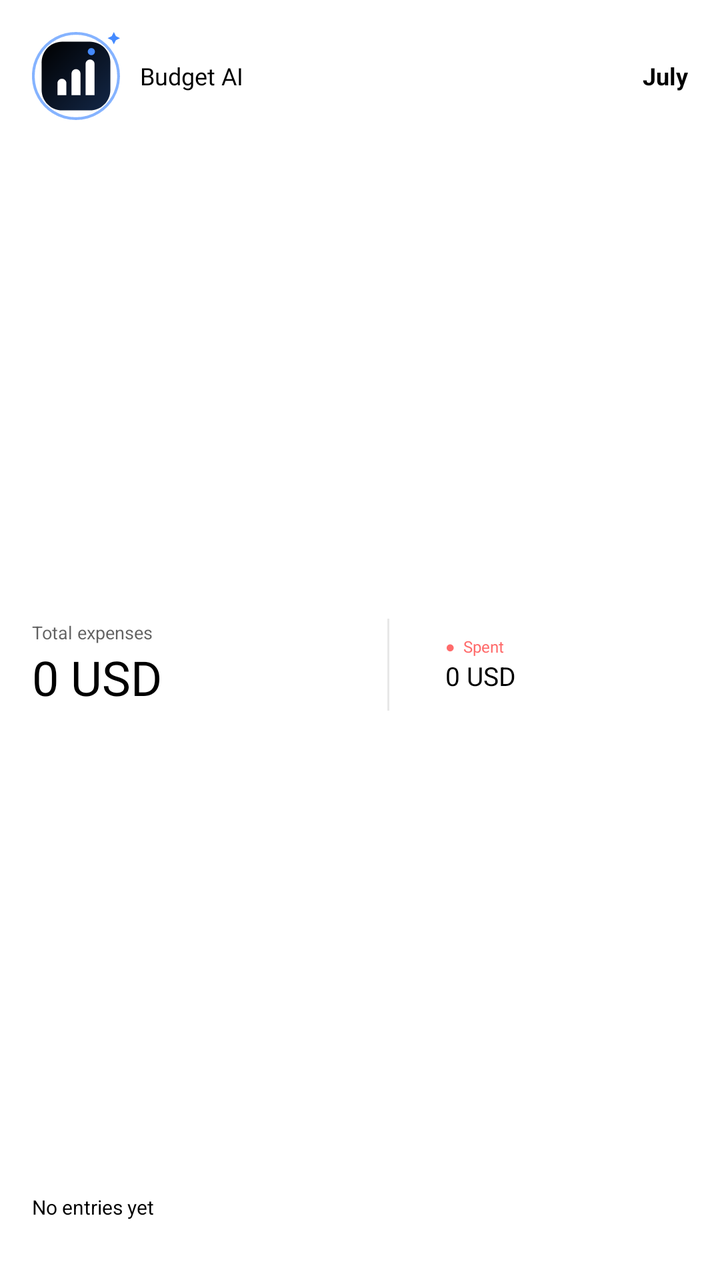
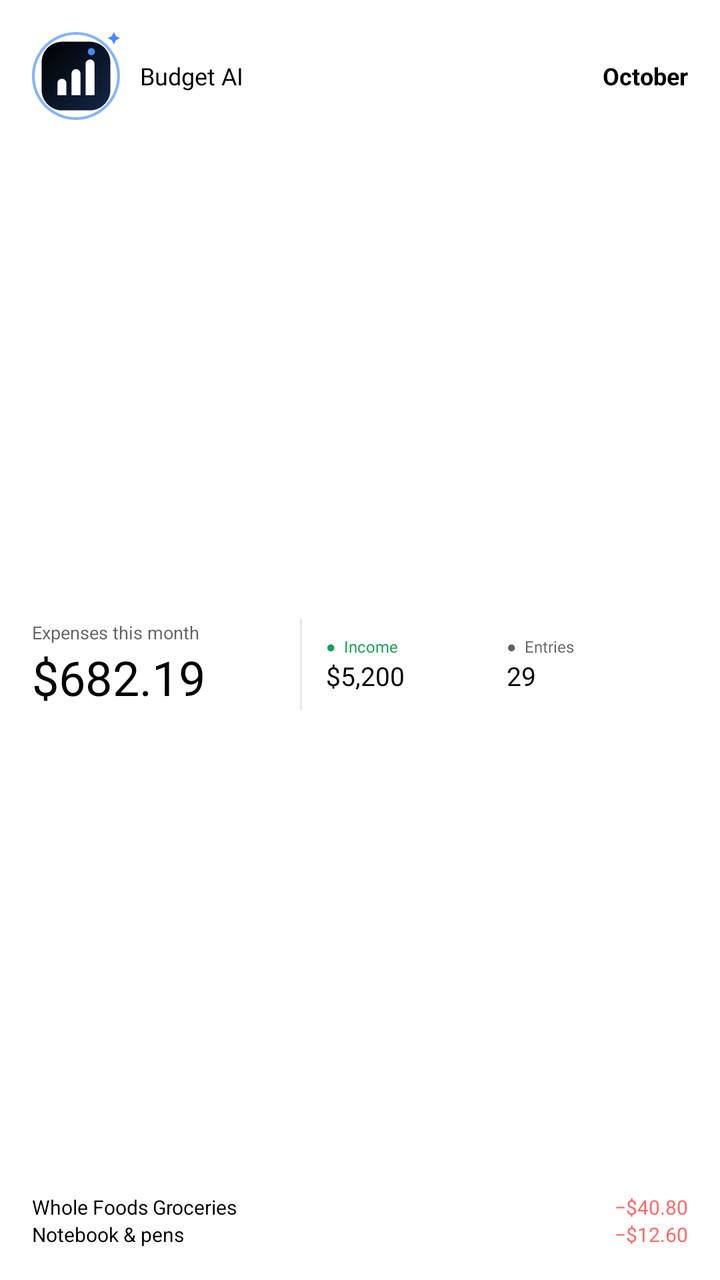

An Android layout rendered at two revisions. The XML below is the earlier revision; the diff shows what the commit changed to produce the second picture.
<!-- AndroidManifest.xml: fallback theme Theme.MaterialComponents.DayNight.NoActionBar -->
<!-- res/layout/budget_ai_widget.xml -->
<?xml version="1.0" encoding="utf-8"?>
<LinearLayout xmlns:android="http://schemas.android.com/apk/res/android"
    android:id="@+id/widget_root"
    android:layout_width="match_parent"
    android:layout_height="match_parent"
    android:background="@drawable/budget_widget_background"
    android:gravity="center_vertical"
    android:orientation="vertical"
    android:padding="16dp">

    <LinearLayout
        android:layout_width="match_parent"
        android:layout_height="wrap_content"
        android:gravity="center_vertical"
        android:orientation="horizontal">

        <ImageView
            android:layout_width="44dp"
            android:layout_height="44dp"
            android:contentDescription="@string/widget_logo_description"
            android:src="@drawable/ic_budget_mark" />

        <LinearLayout
            android:layout_width="0dp"
            android:layout_height="wrap_content"
            android:layout_marginStart="10dp"
            android:layout_weight="1"
            android:gravity="center_vertical"
            android:orientation="vertical">

            <TextView
                android:layout_width="wrap_content"
                android:layout_height="wrap_content"
                android:fontFamily="@font/boldonse"
                android:text="Budget AI"
                android:textColor="@color/widget_primary"
                android:textSize="12sp" />
        </LinearLayout>

        <TextView
            android:id="@+id/widget_month"
            android:layout_width="wrap_content"
            android:layout_height="wrap_content"
            android:fontFamily="sans-serif"
            android:text="July"
            android:textColor="@color/widget_primary"
            android:textSize="12sp"
            android:textStyle="bold" />
    </LinearLayout>

    <LinearLayout
        android:layout_width="match_parent"
        android:layout_height="0dp"
        android:layout_marginTop="8dp"
        android:layout_weight="1"
        android:gravity="center_vertical"
        android:orientation="horizontal">

        <LinearLayout
            android:layout_width="0dp"
            android:layout_height="wrap_content"
            android:layout_weight="1.35"
            android:orientation="vertical">

            <TextView
                android:layout_width="wrap_content"
                android:layout_height="wrap_content"
                android:fontFamily="sans-serif"
                android:text="Total expenses"
                android:textColor="@color/widget_secondary"
                android:textSize="9sp" />

            <TextView
                android:id="@+id/widget_balance"
                android:layout_width="match_parent"
                android:layout_height="wrap_content"
                android:ellipsize="end"
                android:fontFamily="@font/boldonse"
                android:maxLines="1"
                android:text="0 USD"
                android:textColor="@color/widget_primary"
                android:textSize="24sp" />
        </LinearLayout>

        <TextView
            android:layout_width="1dp"
            android:layout_height="46dp"
            android:layout_marginStart="14dp"
            android:layout_marginEnd="14dp"
            android:background="@color/widget_divider" />



        <LinearLayout
            android:layout_width="0dp"
            android:layout_height="wrap_content"
            android:layout_marginStart="14dp"
            android:layout_weight="1"
            android:orientation="vertical">

            <TextView
                android:layout_width="wrap_content"
                android:layout_height="wrap_content"
                android:fontFamily="sans-serif"
                android:text="●  Spent"
                android:textColor="#FFFF6B6B"
                android:textSize="8sp" />

            <TextView
                android:id="@+id/widget_expense"
                android:layout_width="match_parent"
                android:layout_height="wrap_content"
                android:ellipsize="end"
                android:fontFamily="sans-serif"
                android:maxLines="1"
                android:text="0 USD"
                android:textColor="@color/widget_primary"
                android:textSize="13sp" />
        </LinearLayout>
    </LinearLayout>

    <LinearLayout
        android:layout_width="match_parent"
        android:layout_height="wrap_content"
        android:orientation="vertical">

        <LinearLayout
            android:layout_width="match_parent"
            android:layout_height="wrap_content"
            android:gravity="center_vertical"
            android:orientation="horizontal">

            <TextView
                android:id="@+id/widget_latest"
                android:layout_width="0dp"
                android:layout_height="wrap_content"
                android:layout_weight="1"
                android:ellipsize="end"
                android:fontFamily="sans-serif"
                android:maxLines="1"
                android:text="No entries yet"
                android:textColor="@color/widget_primary"
                android:textSize="10sp" />

            <TextView
                android:id="@+id/widget_latest_amount"
                android:layout_width="wrap_content"
                android:layout_height="wrap_content"
                android:fontFamily="sans-serif"
                android:text=""
                android:textColor="#FFFF6B6B"
                android:textSize="10sp" />
        </LinearLayout>

        <LinearLayout
            android:id="@+id/widget_previous_row"
            android:layout_width="match_parent"
            android:layout_height="wrap_content"
            android:gravity="center_vertical"
            android:orientation="horizontal">

            <TextView
                android:id="@+id/widget_previous"
                android:layout_width="0dp"
                android:layout_height="wrap_content"
                android:layout_weight="1"
                android:ellipsize="end"
                android:fontFamily="sans-serif"
                android:maxLines="1"
                android:text=""
                android:textColor="@color/widget_primary"
                android:textSize="10sp" />

            <TextView
                android:id="@+id/widget_previous_amount"
                android:layout_width="wrap_content"
                android:layout_height="wrap_content"
                android:fontFamily="sans-serif"
                android:text=""
                android:textColor="#FFFF6B6B"
                android:textSize="10sp" />
        </LinearLayout>
    </LinearLayout>
</LinearLayout>
<!-- resources referenced by this layout -->
<resources>
  <color name="widget_divider">#17000000</color>
  <color name="widget_primary">#FF000000</color>
  <color name="widget_secondary">#9E000000</color>
  <!-- drawable budget_widget_background (drawable) -->
  <?xml version="1.0" encoding="utf-8"?>
  <shape xmlns:android="http://schemas.android.com/apk/res/android"
      android:shape="rectangle">
      <solid android:color="@color/widget_background" />
      <corners android:radius="24dp" />
  </shape>
  <!-- drawable ic_budget_mark (drawable) -->
  <?xml version="1.0" encoding="utf-8"?>
  <vector xmlns:android="http://schemas.android.com/apk/res/android"
      xmlns:aapt="http://schemas.android.com/aapt"
      android:width="64dp"
      android:height="64dp"
      android:viewportWidth="64"
      android:viewportHeight="64">
      <path
          android:fillColor="@android:color/transparent"
          android:pathData="M32,1 A31,31 0,1 1,31.9 1"
          android:strokeColor="@color/widget_accent_ring"
          android:strokeLineCap="round"
          android:strokeWidth="2" />
      <path android:pathData="M22,7 H42 C50.28,7 57,13.72 57,22 V42 C57,50.28 50.28,57 42,57 H22 C13.72,57 7,50.28 7,42 V22 C7,13.72 13.72,7 22,7 Z">
          <aapt:attr name="android:fillColor">
              <gradient
                  android:endColor="@color/widget_mark_end"
                  android:endX="57"
                  android:endY="57"
                  android:startColor="@color/widget_mark_start"
                  android:startX="7"
                  android:startY="7"
                  android:type="linear" />
          </aapt:attr>
      </path>
      <path
          android:fillColor="@color/widget_mark_bar"
          android:pathData="M18.52,45.98 V37.25 C18.52,35.46 19.97,34 21.76,34 C23.55,34 25.01,35.46 25.01,37.25 V45.98 Z" />
      <path
          android:fillColor="@color/widget_mark_bar"
          android:pathData="M28.75,45.98 V30.25 C28.75,28.46 30.2,27.01 31.99,27.01 C33.78,27.01 35.24,28.46 35.24,30.25 V45.98 Z" />
      <path
          android:fillColor="@color/widget_mark_bar"
          android:pathData="M38.98,45.98 V23.27 C38.98,21.48 40.43,20.02 42.22,20.02 C44.01,20.02 45.47,21.48 45.47,23.27 V45.98 Z" />
      <path
          android:fillColor="@color/widget_accent"
          android:pathData="M43.22,11.68 A2.6,2.6 0,1 1,43.12 11.68" />
      <path
          android:fillColor="@color/widget_accent"
          android:pathData="M59.5,0 L61,3 L64,4.5 L61,6 L59.5,9 L58,6 L55,4.5 L58,3 Z" />
  </vector>
  <string name="widget_logo_description">Budget AI logo</string>
  <color name="widget_background">#FFFFFFFF</color>
  <color name="widget_accent_ring">#A6448AFF</color>
  <color name="widget_mark_end">#FF132747</color>
  <color name="widget_mark_start">#FF000000</color>
  <color name="widget_mark_bar">#FFFFFFFF</color>
  <color name="widget_accent">#FF448AFF</color>
</resources>

<!-- the commit's change to res/layout/budget_ai_widget.xml (unified diff, before → after) -->
@@ -29,12 +29,32 @@
             android:orientation="vertical">
 
             <TextView
+                android:id="@+id/widget_title"
                 android:layout_width="wrap_content"
                 android:layout_height="wrap_content"
                 android:fontFamily="@font/boldonse"
                 android:text="Budget AI"
                 android:textColor="@color/widget_primary"
                 android:textSize="12sp" />
+
+
+            <ImageView
+
+                android:id="@+id/widget_title_image"
+
+                android:layout_width="wrap_content"
+
+                android:layout_height="12dp"
+
+                android:adjustViewBounds="true"
+
+                android:contentDescription="@null"
+
+                android:scaleType="fitStart"
+
+                android:tint="@color/widget_primary"
+
+                android:visibility="gone" />
         </LinearLayout>
 
         <TextView
@@ -42,7 +62,7 @@
             android:layout_width="wrap_content"
             android:layout_height="wrap_content"
             android:fontFamily="sans-serif"
-            android:text="July"
+            android:text="October"
             android:textColor="@color/widget_primary"
             android:textSize="12sp"
             android:textStyle="bold" />
@@ -66,7 +86,7 @@
                 android:layout_width="wrap_content"
                 android:layout_height="wrap_content"
                 android:fontFamily="sans-serif"
-                android:text="Total expenses"
+                android:text="Expenses this month"
                 android:textColor="@color/widget_secondary"
                 android:textSize="9sp" />
 
@@ -77,16 +97,36 @@
                 android:ellipsize="end"
                 android:fontFamily="@font/boldonse"
                 android:maxLines="1"
-                android:text="0 USD"
+                android:text="$682.19"
                 android:textColor="@color/widget_primary"
                 android:textSize="24sp" />
+
+
+            <ImageView
+
+                android:id="@+id/widget_balance_image"
+
+                android:layout_width="match_parent"
+
+                android:layout_height="24dp"
+
+                android:adjustViewBounds="true"
+
+                android:contentDescription="@null"
+
+                android:scaleType="fitStart"
+
+                android:tint="@color/widget_primary"
+
+                android:visibility="gone"
+                android:layout_marginTop="4dp" />
         </LinearLayout>
 
         <TextView
             android:layout_width="1dp"
             android:layout_height="46dp"
-            android:layout_marginStart="14dp"
-            android:layout_marginEnd="14dp"
+            android:layout_marginStart="12dp"
+            android:layout_marginEnd="12dp"
             android:background="@color/widget_divider" />
 
 
@@ -94,29 +134,55 @@
         <LinearLayout
             android:layout_width="0dp"
             android:layout_height="wrap_content"
-            android:layout_marginStart="14dp"
             android:layout_weight="1"
             android:orientation="vertical">
 
             <TextView
                 android:layout_width="wrap_content"
                 android:layout_height="wrap_content"
-                android:fontFamily="sans-serif"
-                android:text="●  Spent"
-                android:textColor="#FFFF6B6B"
+                android:fontFamily="@font/google_sans"
+                android:text="●  Income"
+                android:textColor="@color/widget_income"
                 android:textSize="8sp" />
 
             <TextView
-                android:id="@+id/widget_expense"
-                android:layout_width="match_parent"
-                android:layout_height="wrap_content"
-                android:ellipsize="end"
-                android:fontFamily="sans-serif"
-                android:maxLines="1"
-                android:text="0 USD"
+                android:id="@+id/widget_income"
+                android:layout_width="match_parent"
+                android:layout_height="wrap_content"
+                android:ellipsize="end"
+                android:fontFamily="@font/google_sans"
+                android:maxLines="1"
+                android:text="$5,200"
                 android:textColor="@color/widget_primary"
                 android:textSize="13sp" />
         </LinearLayout>
+
+        <LinearLayout
+            android:layout_width="0dp"
+            android:layout_height="wrap_content"
+            android:layout_weight="1"
+            android:orientation="vertical">
+
+            <TextView
+                android:layout_width="wrap_content"
+                android:layout_height="wrap_content"
+                android:fontFamily="@font/google_sans"
+                android:text="●  Entries"
+                android:textColor="@color/widget_secondary"
+                android:textSize="8sp" />
+
+            <TextView
+                android:id="@+id/widget_entries"
+                android:layout_width="match_parent"
+                android:layout_height="wrap_content"
+                android:ellipsize="end"
+                android:fontFamily="@font/google_sans"
+                android:maxLines="1"
+                android:text="29"
+                android:textColor="@color/widget_primary"
+                android:textSize="13sp" />
+        </LinearLayout>
+
     </LinearLayout>
 
     <LinearLayout
@@ -138,7 +204,7 @@
                 android:ellipsize="end"
                 android:fontFamily="sans-serif"
                 android:maxLines="1"
-                android:text="No entries yet"
+                android:text="Whole Foods Groceries"
                 android:textColor="@color/widget_primary"
                 android:textSize="10sp" />
 
@@ -147,7 +213,7 @@
                 android:layout_width="wrap_content"
                 android:layout_height="wrap_content"
                 android:fontFamily="sans-serif"
-                android:text=""
+                android:text="−$40.80"
                 android:textColor="#FFFF6B6B"
                 android:textSize="10sp" />
         </LinearLayout>
@@ -167,7 +233,7 @@
                 android:ellipsize="end"
                 android:fontFamily="sans-serif"
                 android:maxLines="1"
-                android:text=""
+                android:text="Notebook &amp; pens"
                 android:textColor="@color/widget_primary"
                 android:textSize="10sp" />
 
@@ -176,7 +242,7 @@
                 android:layout_width="wrap_content"
                 android:layout_height="wrap_content"
                 android:fontFamily="sans-serif"
-                android:text=""
+                android:text="−$12.60"
                 android:textColor="#FFFF6B6B"
                 android:textSize="10sp" />
         </LinearLayout>
<!-- resource entries referenced after the edit -->
@@ -1,6 +1,7 @@
 <!-- resources referenced by this layout -->
 <resources>
   <color name="widget_divider">#17000000</color>
+  <color name="widget_income">#FF1F9D5C</color>
   <color name="widget_primary">#FF000000</color>
   <color name="widget_secondary">#9E000000</color>
   <!-- drawable budget_widget_background (drawable) -->
